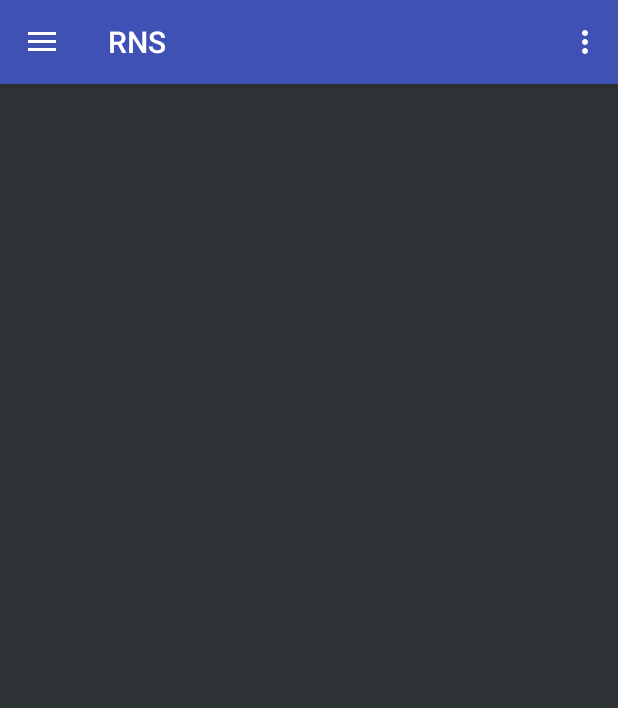
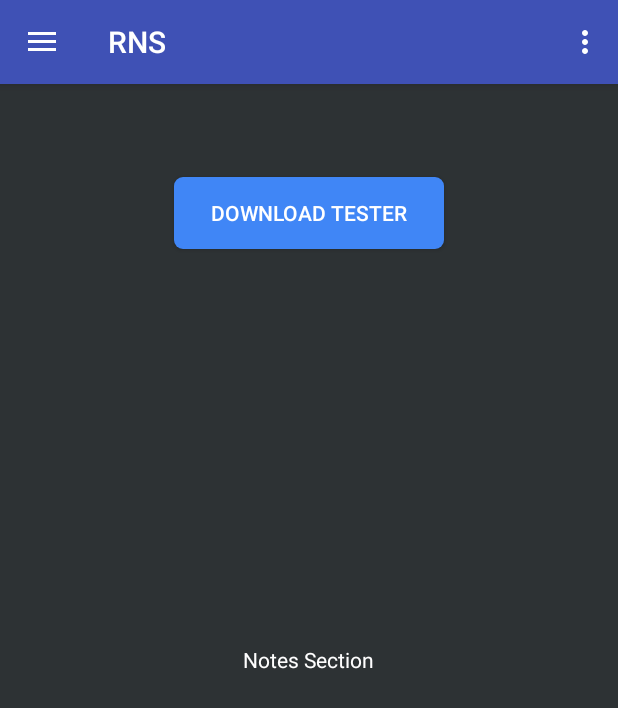
Before and after one commit to CharanNK/RNSIT, an Android app: the MainActivity screen opened directly, with no data from a screen before it, in the side drawer, after a tap on "Notes", on a phone screen of 412 x 824 dp. Shown: the top 708 px of the screen. Run offline under Robolectric (Android 15) with nearby library versions, the phone set to English and light mode, and no system bars; 8 statements that could not run were skipped.

Commit message:
Created a seperate class for downloader asynctask. Notes open directly if already exists else it gets downloaded and gets opened.

```diff
--- a/app/src/main/java/com/smartamigos/rns/StartComponents/notesSection/notes_2.java
+++ b/app/src/main/java/com/smartamigos/rns/StartComponents/notesSection/notes_2.java
@@ -1,7 +1,88 @@
 package com.smartamigos.rns.StartComponents.notesSection;
 
+import android.annotation.TargetApi;
+import android.app.AlertDialog;
+import android.app.Fragment;
+import android.app.ProgressDialog;
+import android.content.ActivityNotFoundException;
+import android.content.Context;
+import android.content.DialogInterface;
+import android.content.Intent;
+import android.net.Uri;
+import android.os.AsyncTask;
+import android.os.Build;
+import android.os.Bundle;
+import android.os.Environment;
+import android.os.Handler;
+import android.os.PowerManager;
+import android.os.ResultReceiver;
+import android.support.annotation.Nullable;
+import android.view.LayoutInflater;
+import android.view.View;
+import android.view.ViewGroup;
+import android.widget.Button;
+import android.widget.Toast;
+
+import com.smartamigos.rns.R;
+
+import java.io.File;
+import java.io.FileOutputStream;
+import java.io.IOException;
+import java.io.InputStream;
+import java.io.OutputStream;
+import java.net.HttpURLConnection;
+import java.net.URL;
+
 /**
- * Created by SRINIVAS on 2/24/2016.
+ * Created by CHARAN on 2/25/2016.
  */
-public class notes_2 {
+
+public class notes_2 extends Fragment implements View.OnClickListener {
+    String extension = ".pdf";
+    String usn = "1RN13ISxxx"; //USN can be replaced here
+    String subject = "CN-2";
+    Button downloader;
+    //call progress dialog class
+    ProgressDialog mProgressDialog;
+    //myHTTPUrl is the address of the file to be downloaded
+    String myHTTPUrl = "http://sjbit.edu.in/app/course-material/ISE/VI/COMPUTER%20NETWORKS-II%20[10CS64]/ISE-VI-COMPUTER%20NETWORKS-II%20[10CS64]-NOTES.pdf";
+
+    @Nullable
+    @Override
+    public View onCreateView(LayoutInflater inflater, ViewGroup container, Bundle savedInstanceState) {
+        View view = inflater.inflate(R.layout.notes_main, container, false);
+        downloader = (Button) view.findViewById(R.id.downloader);
+        downloader.setOnClickListener(this);
+
+        //initialise the progress dialog class
+        mProgressDialog = new ProgressDialog(getActivity());
+        mProgressDialog.setMessage("Downloading Notes");
+        mProgressDialog.setIndeterminate(true);
+        mProgressDialog.setProgressStyle(ProgressDialog.STYLE_HORIZONTAL);
+        mProgressDialog.setCancelable(true);
+
+        return view;
+    }
+
+    @Override
+    public void onClick(View v) {
+        if (v.getId() == R.id.downloader) {
+            new AlertDialog.Builder(getActivity())
+                    .setTitle("Download Confirmation")
+                    .setMessage("Are you sure you want to download this notes?")
+                    .setPositiveButton(android.R.string.yes, new DialogInterface.OnClickListener() {
+                        @TargetApi(Build.VERSION_CODES.M)
+                        public void onClick(DialogInterface dialog, int which) {
+
+                            new DownloadTask(getActivity(),subject,"Downloading Notes").execute(myHTTPUrl);
+                        }
+                    })
+                    .setNegativeButton(android.R.string.no, new DialogInterface.OnClickListener() {
+                        public void onClick(DialogInterface dialog, int which) {
+
+                        }
+                    }).show();
+        }
+    }
+
 }
--- a/app/src/main/res/menu/main.xml
+++ b/app/src/main/res/menu/main.xml
@@ -2,8 +2,8 @@
 <menu xmlns:android="http://schemas.android.com/apk/res/android"
     xmlns:app="http://schemas.android.com/apk/res-auto">
     <item
-        android:id="@+id/action_settings"
+        android:id="@+id/about_dev"
         android:orderInCategory="100"
-        android:title="@string/action_settings"
+        android:title="About Developers"
         app:showAsAction="never" />
 </menu>
```
Also changed, not shown: app/src/main/java/com/smartamigos/rns/StartComponents/ActionMenu/About_dev.java (added, +23 -0 lines), app/src/main/java/com/smartamigos/rns/StartComponents/MainActivity.java (+10 -3 lines), app/src/main/java/com/smartamigos/rns/StartComponents/notesSection/DownloadTask.java (+199 -2 lines), app/src/main/res/layout/about_dev.xml (added, +13 -0 lines).
